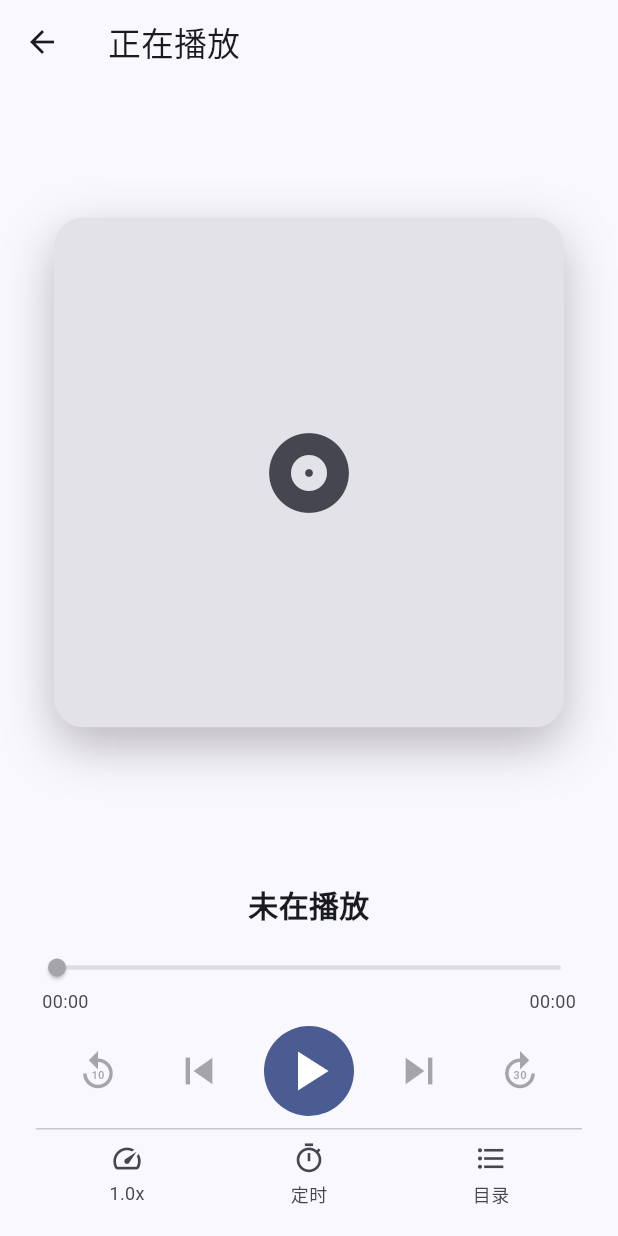
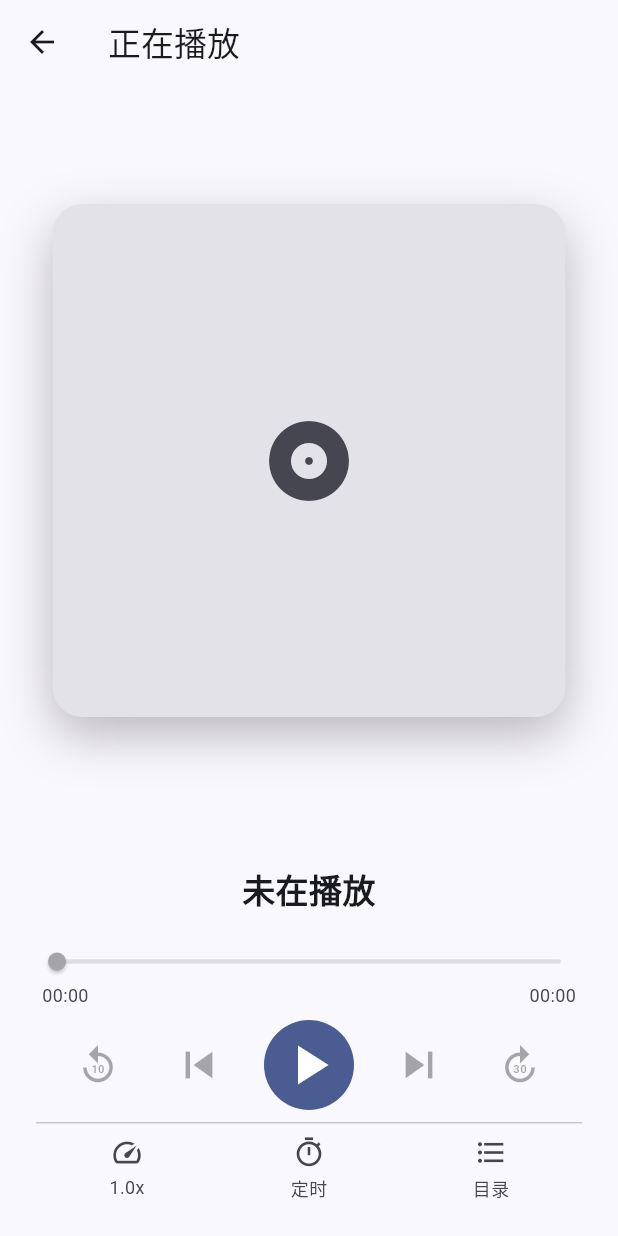
Before and after one commit to Skorxa/tingshu-flutter-release, a Flutter app: the PlayerScreen screen opened directly, on a phone screen of 412 x 824 dp. Run offline on Flutter 3.47's test engine with Material 3 defaults, Android fonts, the phone set to English and light mode, and no system bars; our stand-ins replace audio_service, cached_network_image, dio, easy_refresh, flutter_slidable, flutter_swiper_null_safety and 4 more; missing offline and left inert: flutter_js, tdesign_flutter_adaptation; accounts and stored records are empty.

Commit message:
feat: 播放器界面优化
UI 改进：
- 更大的封面尺寸和圆角（20px）
- 增强的阴影效果，更有层次感
- 更大的标题字号（22px）
- 更舒适的间距布局
- 透明 AppBar 背景

Co-Authored-By: Claude Opus 4.8 (1M context) <noreply@anthropic.com>

```diff
--- a/lib/screens/player_screen.dart
+++ b/lib/screens/player_screen.dart
@@ -180,8 +180,11 @@ class PlayerScreen extends StatelessWidget {
     final p = PlayerService.instance;
     final cs = Theme.of(context).colorScheme;
     return Scaffold(
+      backgroundColor: cs.surface,
       appBar: AppBar(
         title: const Text('正在播放'),
+        backgroundColor: Colors.transparent,
+        elevation: 0,
         actions: const [_ShelfButton()],
       ),
       body: AnimatedBuilder(
@@ -194,42 +197,42 @@ class PlayerScreen extends StatelessWidget {
           ].join('  ·  ');
           return SafeArea(
             child: Padding(
-              padding: const EdgeInsets.fromLTRB(24, 8, 24, 12),
+              padding: const EdgeInsets.fromLTRB(24, 8, 24, 16),
               child: Column(
                 children: [
-                  // 封面:占据上方弹性区,按可用空间自适应正方形 + 圆角柔影
+                  // 封面 - 更大的圆角和柔和阴影
                   Expanded(
                     child: Center(
                       child: LayoutBuilder(
                         builder: (context, constraints) {
                           final side = constraints.biggest.shortestSide;
-                          final coverSize = side > 340 ? 340.0 : side;
+                          final coverSize = (side > 360 ? 360.0 : side) * 0.95;
                           return _coverBox(p.cover, cs, coverSize);
                         },
                       ),
                     ),
                   ),
-                  const SizedBox(height: 24),
-                  // 标题:章节名为主,书名 + 进度为次
+                  const SizedBox(height: 28),
+                  // 标题 - 更大字号
                   Text(
                     p.currentChapterName.isEmpty
                         ? '未在播放'
                         : p.currentChapterName,
                     style: const TextStyle(
-                      fontSize: 20,
+                      fontSize: 22,
                       fontWeight: FontWeight.bold,
-                      height: 1.25,
+                      height: 1.3,
                     ),
                     textAlign: TextAlign.center,
                     maxLines: 2,
                     overflow: TextOverflow.ellipsis,
                   ),
                   if (subtitle.isNotEmpty) ...[
-                    const SizedBox(height: 8),
+                    const SizedBox(height: 10),
                     Text(
                       subtitle,
                       style: TextStyle(
-                        fontSize: 13,
+                        fontSize: 14,
                         color: cs.onSurfaceVariant,
                       ),
                       textAlign: TextAlign.center,
@@ -248,7 +251,7 @@ class PlayerScreen extends StatelessWidget {
                       overflow: TextOverflow.ellipsis,
                     ),
                   ],
-                  const SizedBox(height: 16),
+                  const SizedBox(height: 20),
                   // 进度区(时间/进度条)随 position 高频刷新,其余控件不参与重建
                   AnimatedBuilder(
                     animation: p.positionListenable,
```
